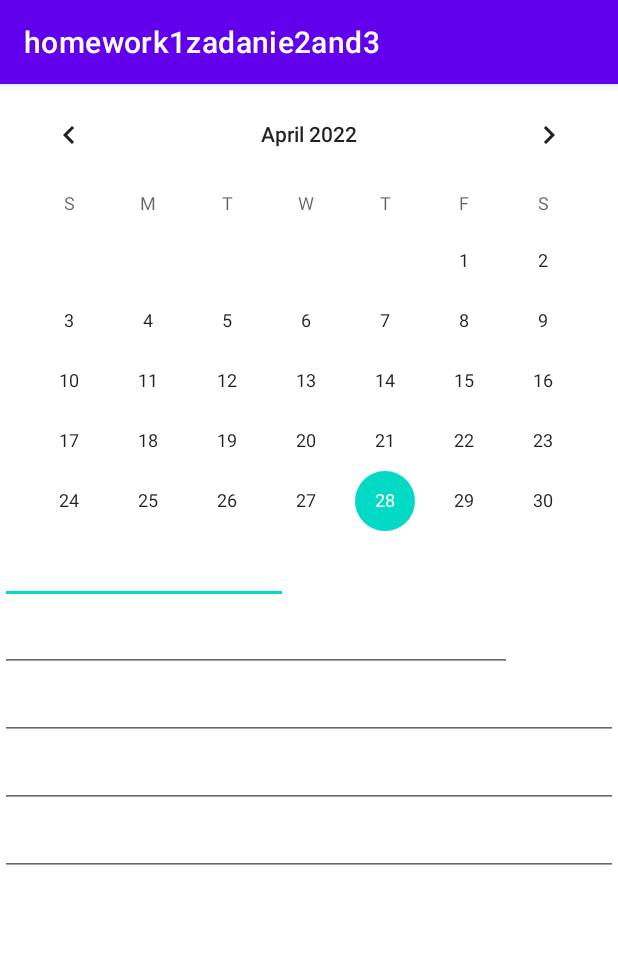
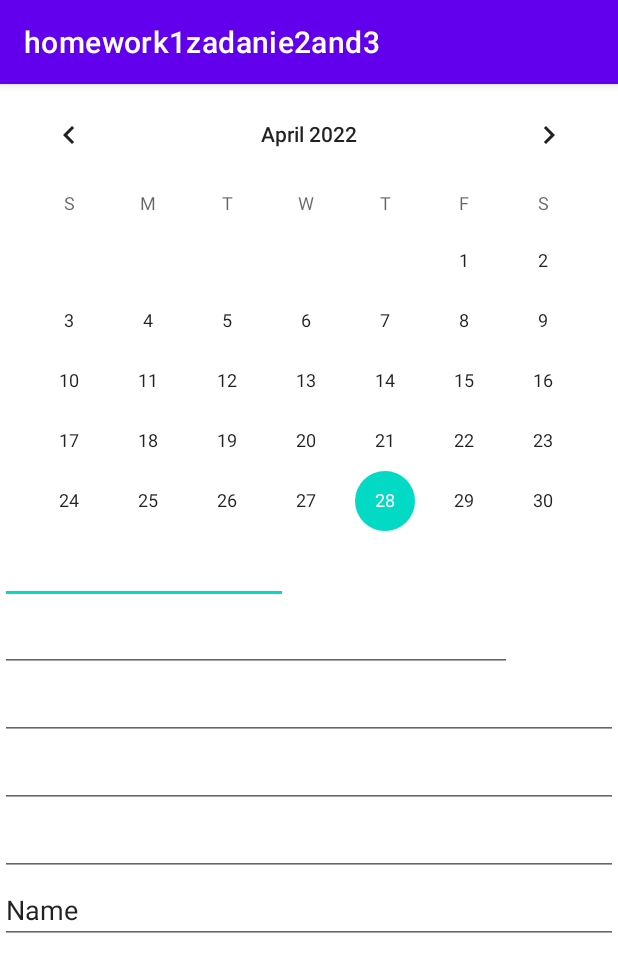
Before and after one commit to 11051997amantay/11051997amantay, an Android app: the screen it shows after launch (MainActivity), on a phone screen of 412 x 824 dp. Shown: the top 972 px of the screen. Run offline under Robolectric (Android 15) with nearby library versions, the phone set to English and light mode, and no system bars.

Commit message:
my first homework

```diff
--- a/app/src/main/res/layout/activity_main.xml
+++ b/app/src/main/res/layout/activity_main.xml
@@ -48,4 +48,12 @@
         android:layout_height="wrap_content"
         android:ems="10"
         android:inputType="number" />
+
+    <EditText
+        android:id="@+id/editTextTextPersonName"
+        android:layout_width="match_parent"
+        android:layout_height="wrap_content"
+        android:ems="10"
+        android:inputType="textPersonName"
+        android:text="Name" />
 </LinearLayout>
```
